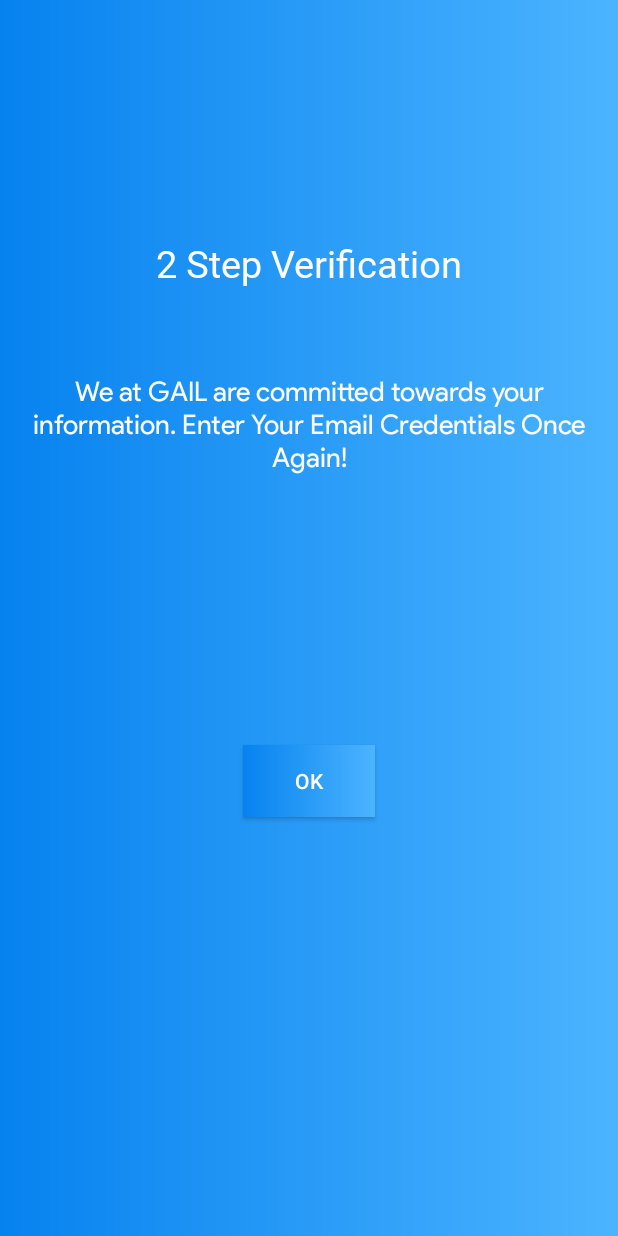
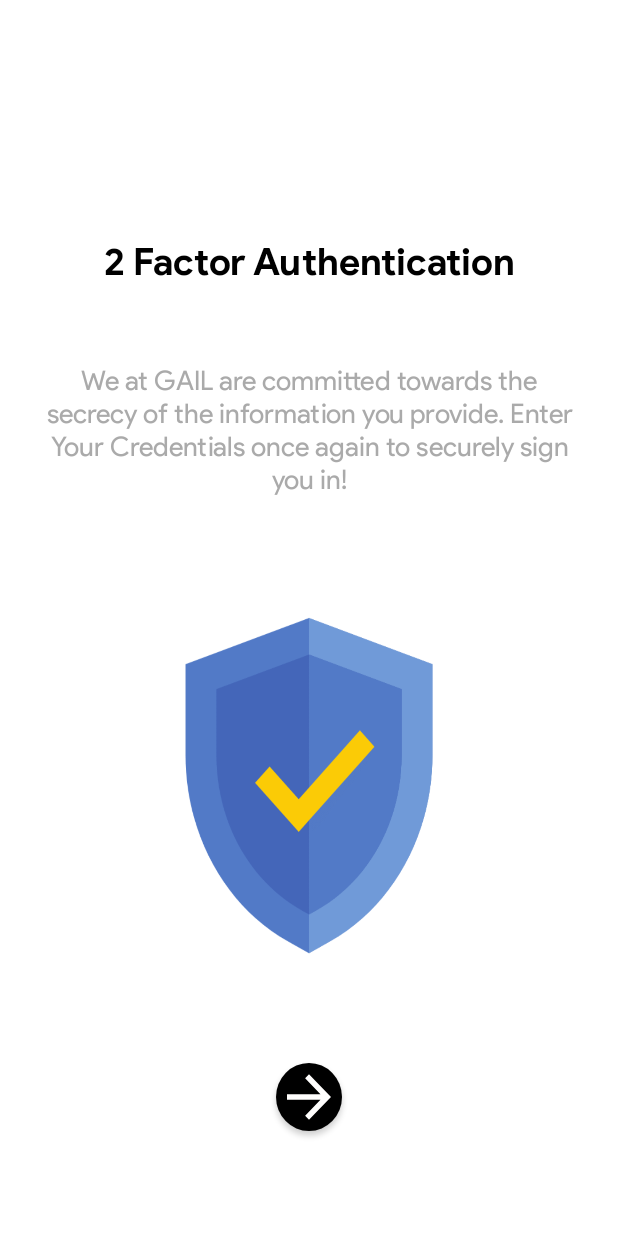
Before and after one commit to the-rebooted-coder/GAIL-Officer-s-Association, an Android app: the VerifyEmail screen opened directly, with no data from a screen before it, on a phone screen of 412 x 824 dp. Run offline under Robolectric (Android 15) with nearby library versions, the phone set to English and light mode, and no system bars; our stand-ins replace Firebase (no records; nobody signed in at launch, a user with empty details on screens opened directly).

Commit message:
2FA Activity Redesigned

```diff
--- a/app/src/main/res/layout/activity_verify_email.xml
+++ b/app/src/main/res/layout/activity_verify_email.xml
@@ -4,16 +4,16 @@
     xmlns:tools="http://schemas.android.com/tools"
     android:layout_width="match_parent"
     android:layout_height="match_parent"
-    android:background="@drawable/color2"
+    android:background="@drawable/activity_verify_email"
     tools:context=".VerifyEmail">
 
     <TextView
         android:id="@+id/textView14"
         android:layout_width="wrap_content"
         android:layout_height="wrap_content"
-        android:fontFamily="@font/light"
+        android:fontFamily="@font/productsansbold"
         android:text="@string/_2_step_verification"
-        android:textColor="@color/common_google_signin_btn_text_dark_pressed"
+        android:textColor="@android:color/black"
         android:textSize="25sp"
         app:layout_constraintBottom_toBottomOf="parent"
         app:layout_constraintEnd_toEndOf="parent"
@@ -23,12 +23,12 @@
 
     <TextView
         android:id="@+id/textView15"
-        android:layout_width="wrap_content"
+        android:layout_width="361dp"
         android:layout_height="wrap_content"
         android:fontFamily="@font/productsans"
         android:text="@string/we_at_gail_are_commited_towards_your_information_kindly_enter_your_e_mail_for_the_final_verification"
         android:textAlignment="center"
-        android:textColor="@color/common_google_signin_btn_text_dark_pressed"
+        android:textColor="@android:color/darker_gray"
         android:textSize="18sp"
         app:layout_constraintBottom_toBottomOf="parent"
         app:layout_constraintEnd_toEndOf="parent"
@@ -38,16 +38,16 @@
 
     <Button
         android:id="@+id/proceed"
-        android:layout_width="wrap_content"
-        android:layout_height="wrap_content"
+        android:layout_width="44dp"
+        android:layout_height="45dp"
         android:layout_marginStart="162dp"
         android:layout_marginEnd="162dp"
-        android:background="@drawable/color2"
-        android:text="@android:string/ok"
+        android:background="@drawable/circle"
+        android:foreground="@drawable/forward_button"
         android:textColor="@color/common_google_signin_btn_text_dark_pressed"
         app:layout_constraintBottom_toBottomOf="parent"
         app:layout_constraintEnd_toEndOf="parent"
         app:layout_constraintStart_toStartOf="parent"
         app:layout_constraintTop_toTopOf="parent"
-        app:layout_constraintVertical_bias="0.64" />
+        app:layout_constraintVertical_bias="0.90999997" />
 </androidx.constraintlayout.widget.ConstraintLayout>
--- a/app/src/main/res/values/strings.xml
+++ b/app/src/main/res/values/strings.xml
@@ -120,8 +120,8 @@ contact us at goa.pataoffice@gmail.com.</string>
     <string name="your_email_here">Enter Your Email</string>
     <string name="reset_password">Reset Password</string>
     <string name="enter_your_cpf_number">Enter CPF Number</string>
-    <string name="_2_step_verification">2 Step Verification</string>
-    <string name="we_at_gail_are_commited_towards_your_information_kindly_enter_your_e_mail_for_the_final_verification">We at GAIL are committed towards your information. Enter Your Email Credentials Once Again!</string>
+    <string name="_2_step_verification">2 Factor Authentication</string>
+    <string name="we_at_gail_are_commited_towards_your_information_kindly_enter_your_e_mail_for_the_final_verification">We at GAIL are committed towards the secrecy of the information you provide. Enter Your Credentials once again to securely sign you in!</string>
     <string name="enter_your_email_here">Enter Your Email Here</string>
     <string name="enter_your_email_again">Enter Your Email Again</string>
     <string name="turn_on_dynamic_background">Turn On Dynamic Background</string>
```
Also changed, not shown: app/src/main/res/drawable/activity_verify_email.png (added).
